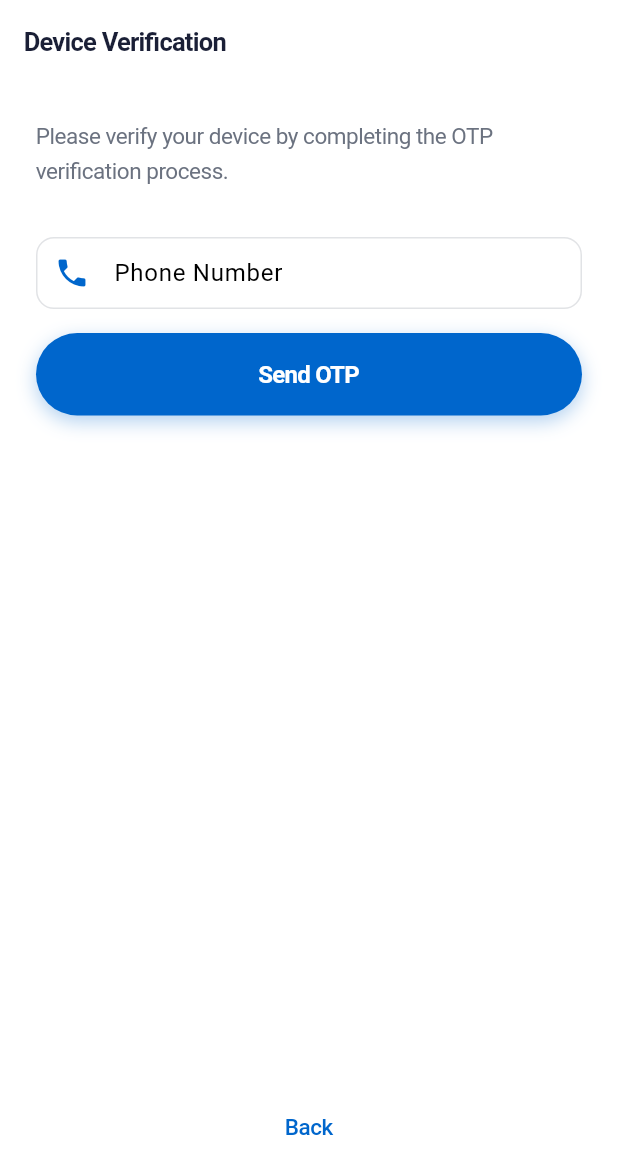
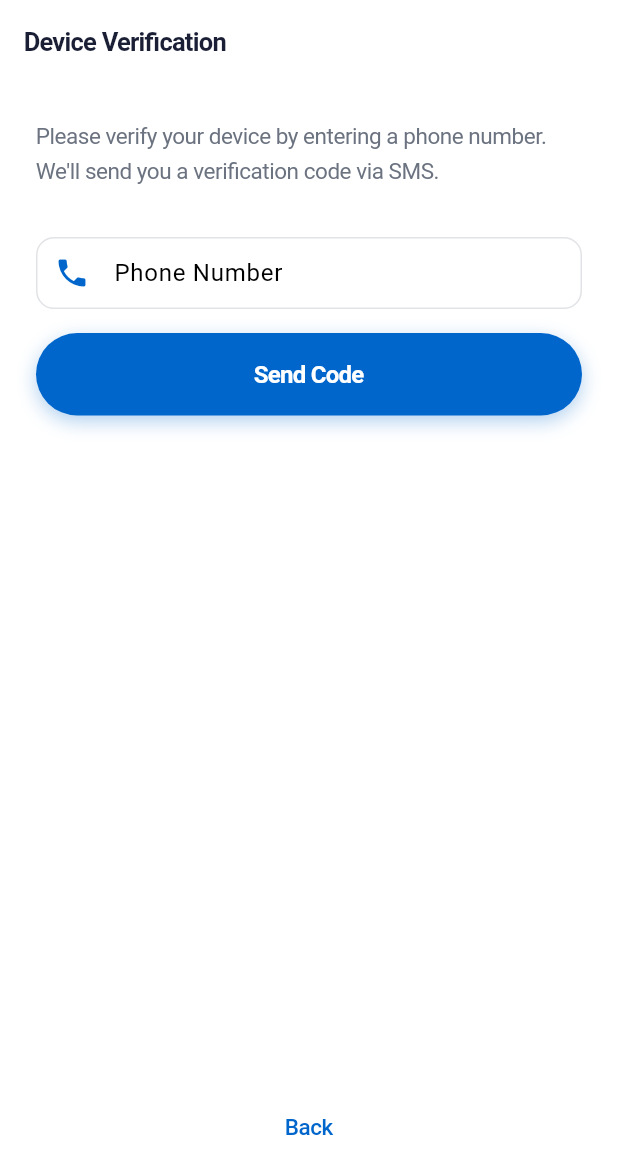
Before and after one commit to sdosecuritynl/IdentityConnectB-Mobile, a Flutter app: the OTPScreen screen opened directly, on a phone screen of 412 x 824 dp. Shown: the top 1174 px of the screen. Run offline on Flutter 3.47's test engine with Material 3 defaults, Android fonts, the light colour scheme and no system bars; our stand-ins replace basic_utils, device_info_plus, flutter_secure_storage, local_auth, shared_preferences; missing offline and left inert: flutter_jailbreak_detection, flutter_web_auth_2, pointycastle; accounts and stored records are empty.

Commit message:
Update text in the OTP screen

```diff
--- a/lib/screens/otp_screen.dart
+++ b/lib/screens/otp_screen.dart
@@ -47,6 +47,19 @@ class _OTPScreenState extends State<OTPScreen> {
         timer.cancel();
       }
     });
+  }
+
+  String _sanitizePhoneNumber(String phoneNumber) {
+    // Remove any potentially harmful characters and keep only valid phone number characters
+    // Allow only digits, spaces, hyphens, parentheses, and plus sign
+    final sanitized = phoneNumber.replaceAll(RegExp(r'[^0-9\s\-\(\)\+]'), '');
+
+    // Limit length to prevent extremely long strings
+    if (sanitized.length > 20) {
+      return '${sanitized.substring(0, 17)}...';
+    }
+
+    return sanitized;
   }
 
   Future<void> _backToLogin() async {
@@ -105,7 +118,7 @@ class _OTPScreenState extends State<OTPScreen> {
             _error = null;
             _startResendTimer();
           } else {
-            _error = 'Failed to send OTP. Please try again.';
+            _error = 'Failed to send verification code. Please try again.';
           }
         });
       }
@@ -122,7 +135,7 @@ class _OTPScreenState extends State<OTPScreen> {
   Future<void> _verifyOTP() async {
     if (_otpController.text.isEmpty) {
       setState(() {
-        _error = 'Please enter the OTP code';
+        _error = 'Please enter the verification code';
       });
       return;
     }
@@ -183,7 +196,7 @@ class _OTPScreenState extends State<OTPScreen> {
       if (mounted) {
         setState(() {
           _isLoading = false;
-          _error = 'Invalid OTP code. Please try again.';
+          _error = 'Invalid verification code. Please try again.';
         });
       }
     } catch (e) {
@@ -213,7 +226,7 @@ class _OTPScreenState extends State<OTPScreen> {
           crossAxisAlignment: CrossAxisAlignment.stretch,
           children: [
             Text(
-              'Please verify your device by completing the OTP verification process.',
+              'Please verify your device by entering a phone number. We\'ll send you a verification code via SMS.',
               style: AppTheme.bodyText,
             ),
             const SizedBox(height: 32),
@@ -253,7 +266,7 @@ class _OTPScreenState extends State<OTPScreen> {
                 ),
                 child: CustomTextField(
                   controller: _otpController,
-                  labelText: 'OTP Code',
+                  labelText: 'Verification Code',
                   prefixIcon: Icons.lock,
                   keyboardType: TextInputType.number,
                 ),
@@ -283,7 +296,7 @@ class _OTPScreenState extends State<OTPScreen> {
                         ),
                       )
                     : Text(
-                        _otpSent ? 'Verify OTP' : 'Send OTP',
+                        _otpSent ? 'Verify Code' : 'Send Code',
                         style: AppTheme.buttonText,
                       ),
               ),
@@ -293,7 +306,7 @@ class _OTPScreenState extends State<OTPScreen> {
                 Padding(
                   padding: const EdgeInsets.only(top: 16),
                   child: Text(
-                    'Resend OTP in $_resendTimer seconds',
+                    'Resend code in $_resendTimer seconds',
                     textAlign: TextAlign.center,
                     style: AppTheme.bodyText.copyWith(color: AppTheme.textGrey),
                   ),
@@ -304,7 +317,7 @@ class _OTPScreenState extends State<OTPScreen> {
                   child: TextButton(
                     onPressed: _isLoading ? null : _sendOTP,
                     child: Text(
-                      'Resend OTP',
+                      'Resend Code',
                       style: AppTheme.bodyText.copyWith(
                         color: AppTheme.primaryBlue,
                         fontWeight: FontWeight.w600,
```
